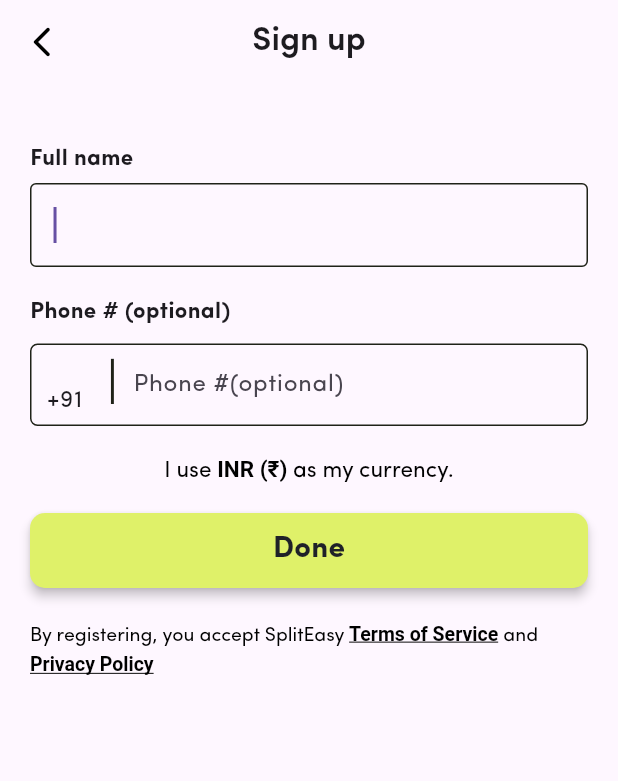
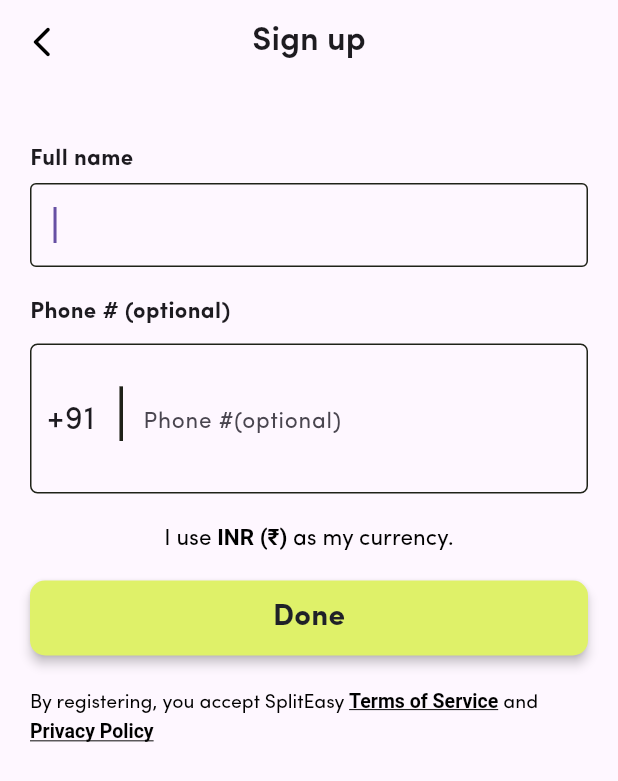
Before and after one commit to Keyurrr14/SplitEasy, a Flutter app: the NamePhone screen opened directly, on a phone screen of 412 x 824 dp. Shown: the top 781 px of the screen. Run offline on Flutter 3.47's test engine with Material 3 defaults, Android fonts, the phone set to English and light mode, and no system bars; our stand-ins replace email_validator, firebase_auth, firebase_core, smooth_page_indicator; accounts and stored records are empty.

```diff
--- a/lib/LoginSignup Screens/NamePhone.dart
+++ b/lib/LoginSignup Screens/NamePhone.dart
@@ -10,9 +10,11 @@ class NamePhone extends StatefulWidget {
 }
 
 class _NamePhoneState extends State<NamePhone> {
+  final _formKey = GlobalKey<FormState>();
   final FocusNode _fullName = FocusNode();
   final TextEditingController _countryCode = TextEditingController();
   final TextEditingController _nameController = TextEditingController();
+  final TextEditingController _phoneController = TextEditingController();
 
   @override
   void initState() {
@@ -40,6 +42,7 @@ class _NamePhoneState extends State<NamePhone> {
       ),
       body: SingleChildScrollView(
         child: Form(
+          key: _formKey,
           child: Container(
             margin: const EdgeInsets.only(top: 20),
             child: Padding(
@@ -77,48 +80,74 @@ class _NamePhoneState extends State<NamePhone> {
                     height: 10,
                   ),
                   Container(
-                      height: 55,
+                    height:
+                        100,
                     decoration: BoxDecoration(
                       border: Border.all(
                         width: 1,
                         color: const Color(0xff1f2218),
                       ),
-                          borderRadius: BorderRadius.circular(5)),
-                      child: Row(
+                      borderRadius: BorderRadius.circular(5),
+                    ),
+                    child: Column(
+                      mainAxisAlignment: MainAxisAlignment.center,
+                      children: [
+                        Row(
                           children: [
                             const SizedBox(
                               width: 10,
                             ),
                             SizedBox(
-                            width: 40,
+                              width: 45,
                               height: 30,
                               child: TextFormField(
                                 controller: _countryCode,
+                                readOnly: true,
+                                style: const TextStyle(fontSize: 22),
                                 decoration: const InputDecoration(
                                   border: InputBorder.none,
+                                  isDense: true,
+                                  contentPadding:
+                                      EdgeInsets.symmetric(vertical: 8),
                                 ),
                               ),
                             ),
                             const Text(
                               '|',
                               style: TextStyle(
-                                fontSize: 33, color: Color(0xff1f2218)),
+                                  fontSize: 40, color: Color(0xff1f2218)),
                             ),
                             const SizedBox(
                               width: 10,
                             ),
                             Expanded(
                               child: TextFormField(
+                                controller: _phoneController,
                                 keyboardType: TextInputType.phone,
+                                style: const TextStyle(fontSize: 25),
                                 inputFormatters: [
                                   FilteringTextInputFormatter.digitsOnly,
                                 ],
                                 decoration: const InputDecoration(
                                     border: InputBorder.none,
-                                hintText: 'Phone #(optional)'),
-                          )),
+                                    isDense: true,
+                                    contentPadding:
+                                        EdgeInsets.symmetric(vertical: 8),
+                                    hintText: 'Phone #(optional)',
+                                    hintStyle: TextStyle(fontSize: 15)),
+                                autovalidateMode:
+                                    AutovalidateMode.onUserInteraction,
+                                validator: (value) =>
+                                    value != null && value.length != 10
+                                        ? "Enter a valid phone number"
+                                        : null,
+                              ),
+                            ),
                           ],
-                      )),
+                        ),
+                      ],
+                    ),
+                  ),
                   const SizedBox(
                     height: 20,
                   ),
@@ -159,6 +188,7 @@ class _NamePhoneState extends State<NamePhone> {
                               MaterialPageRoute(
                                   builder: (context) => HomePage(
                                         fullName: _nameController.text,
+                                        phoneNumber: _phoneController.text,
                                       )),
                             );
                           },
```
Also changed, not shown: lib/Account Screens/Account.dart (+22 -5 lines), lib/Account Screens/PersonalInfo.dart (added, +110 -0 lines), lib/HomePage.dart (+5 -2 lines). Lines whose indentation alone changed are shown as unchanged.
